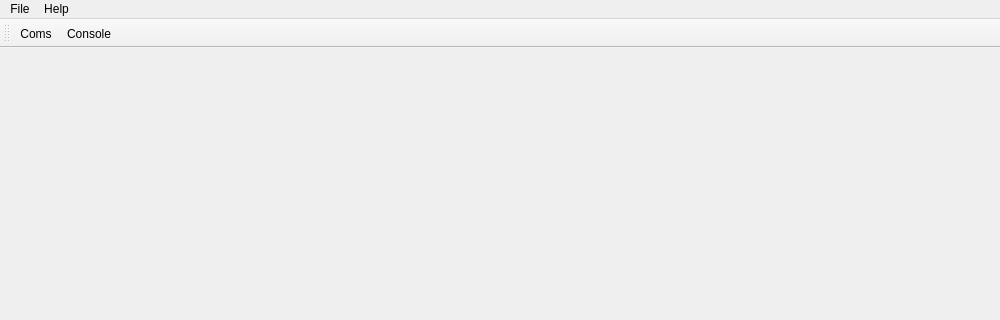
First picture: the form in ui/mainwindow/mainwindow.ui, repository ElOvo123/Cellcharger, before the edit; both pictures show x 0 to 1000 and y 0 to 320 of the 1000 by 650 pixel window.
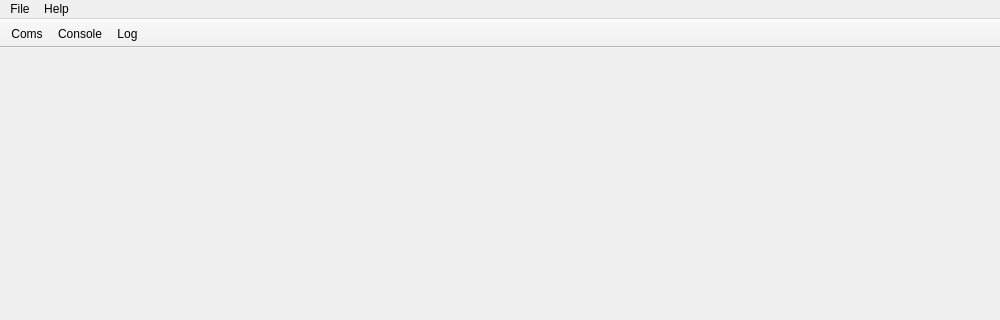
Second picture: the form after the edit. Icons and pictures are not drawn.

Patch:
```diff
--- a/ui/mainwindow/mainwindow.ui
+++ b/ui/mainwindow/mainwindow.ui
@@ -20,6 +20,12 @@
    <property name="windowTitle">
     <string>Main Toolbar</string>
    </property>
+   <property name="movable">
+    <bool>false</bool>
+   </property>
+   <property name="floatable">
+    <bool>false</bool>
+   </property>
    <property name="iconSize">
     <size>
      <width>48</width>
@@ -31,6 +37,7 @@
    </property>
    <addaction name="actionComs"/>
    <addaction name="actionConsole"/>
+   <addaction name="actionLog"/>
   </widget>
 
   <widget class="QMenuBar" name="menubar">
@@ -79,6 +86,17 @@
     </iconset>
    </property>
   </action>
+
+  <action name="actionLog">
+   <property name="text">
+    <string>Log</string>
+   </property>
+   <property name="icon">
+    <iconset>
+     <normalon>:/images/log.svg</normalon>
+    </iconset>
+   </property>
+  </action>
  </widget>
  <resources/>
  <connections/>
```
